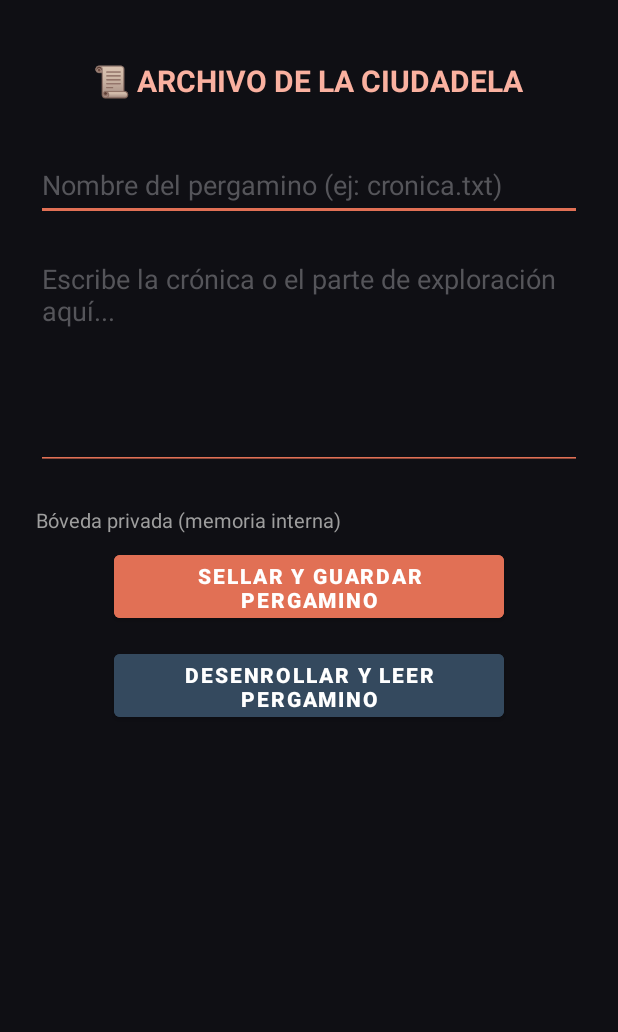
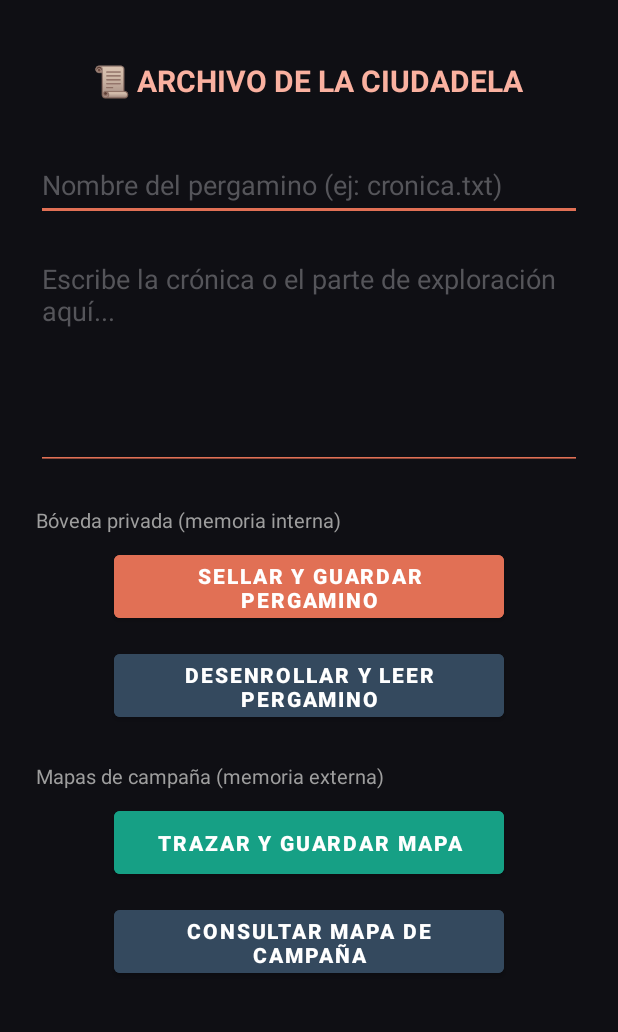
Before and after one commit to Pabloelique/PMDM-UT7-Persistencia, an Android app: the FicherosActivity screen opened directly, with no data from a screen before it, on a phone screen of 412 x 824 dp, the part 84-1116 px from its top. Run offline under Robolectric (Android 15) with nearby library versions, the phone set to English and light mode, and no system bars.

Commit message:
Lab 2: almacenamiento externo privado en Documents comprobando el estado del medio

```diff
--- a/app/src/main/res/layout/activity_ficheros.xml
+++ b/app/src/main/res/layout/activity_ficheros.xml
@@ -3,6 +3,7 @@
     Lab 2 - Pantalla de los Pergaminos de la Ciudadela Blanca
     @autor Pablo Jiménez Jorquera
     @fecha 18/11/2026
+    @modificado 18/11/2026 - añado el almacenamiento externo (mapas de campaña)
 -->
 <ScrollView
     xmlns:android="http://schemas.android.com/apk/res/android"
@@ -79,6 +80,34 @@
             android:text="Desenrollar y Leer Pergamino"
             android:textColor="#FFFFFF"
             android:textStyle="bold"
+            android:backgroundTint="#34495E"
+            android:layout_marginBottom="24dp" />
+        <!-- Botones del almacenamiento externo privado (mapas de campaña en Documents) -->
+        <TextView
+            android:layout_width="match_parent"
+            android:layout_height="wrap_content"
+            android:text="Mapas de campaña (memoria externa)"
+            android:textColor="#9E9E9E"
+            android:textSize="13sp"
+            android:layout_marginBottom="8dp" />
+
+        <Button
+            android:id="@+id/btnEscribirExterno"
+            android:layout_width="260dp"
+            android:layout_height="54dp"
+            android:text="Trazar y Guardar Mapa"
+            android:textColor="#FFFFFF"
+            android:textStyle="bold"
+            android:backgroundTint="#16A085"
+            android:layout_marginBottom="12dp" />
+
+        <Button
+            android:id="@+id/btnLeerExterno"
+            android:layout_width="260dp"
+            android:layout_height="54dp"
+            android:text="Consultar Mapa de Campaña"
+            android:textColor="#FFFFFF"
+            android:textStyle="bold"
             android:backgroundTint="#34495E" />
     </LinearLayout>
 </ScrollView>
```
Also changed, not shown: app/src/main/java/com/ies/iax/prgmdm/FicherosActivity.kt (+83 -0 lines), 1 other file.
